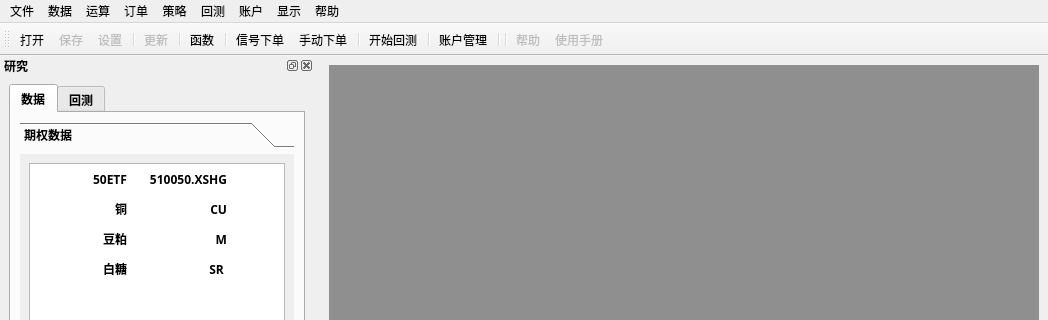
Old version of the form ui/main.ui in the repository fj11/backtesters; both pictures show x 0 to 1048 and y 0 to 320 of the 1048 by 814 pixel window.
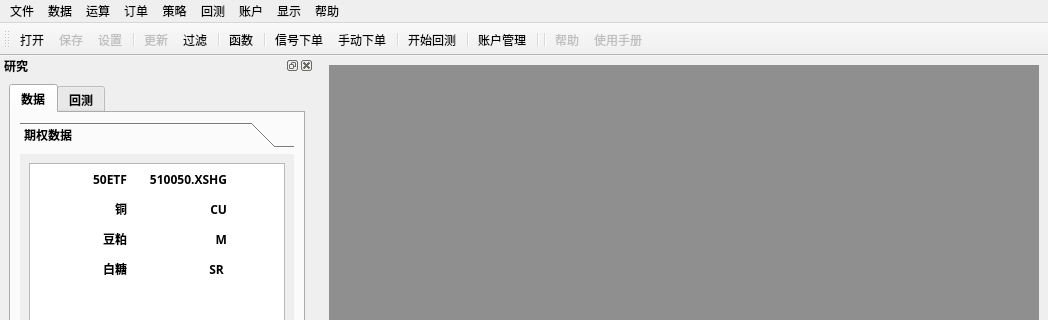
New version of the form. Icons and pictures are not drawn.

```diff
--- a/ui/main.ui
+++ b/ui/main.ui
@@ -144,6 +144,7 @@
    <addaction name="actionsettings"/>
    <addaction name="separator"/>
    <addaction name="actionupdate"/>
+   <addaction name="action_filter"/>
    <addaction name="separator"/>
    <addaction name="actionfunction"/>
    <addaction name="separator"/>
@@ -824,6 +825,15 @@
     <string>策略管理</string>
    </property>
   </action>
+  <action name="action_filter">
+   <property name="icon">
+    <iconset>
+     <normaloff>../icon/filter.png</normaloff>../icon/filter.png</iconset>
+   </property>
+   <property name="text">
+    <string>过滤</string>
+   </property>
+  </action>
  </widget>
  <resources/>
  <connections/>
```
Left out of the diff: 1 changed line with no effect on the pictures.
